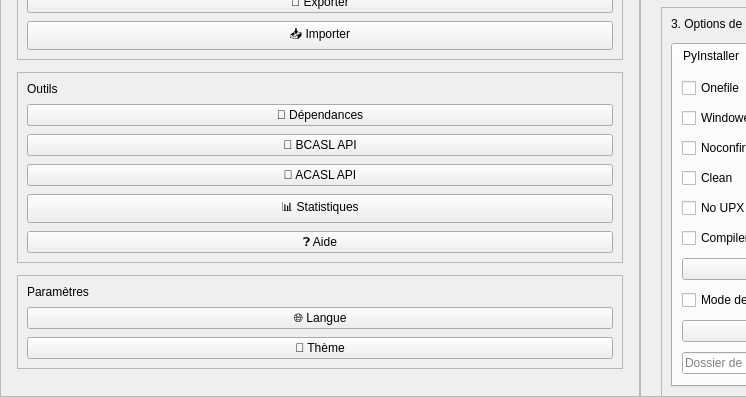
The window that ui/ui_design.ui (raidos23/PyCompiler_ARK) describes before a commit, drawn with Qt 5; both pictures show x 0 to 746 and y 323 to 720 of the 1280 by 720 pixel window.
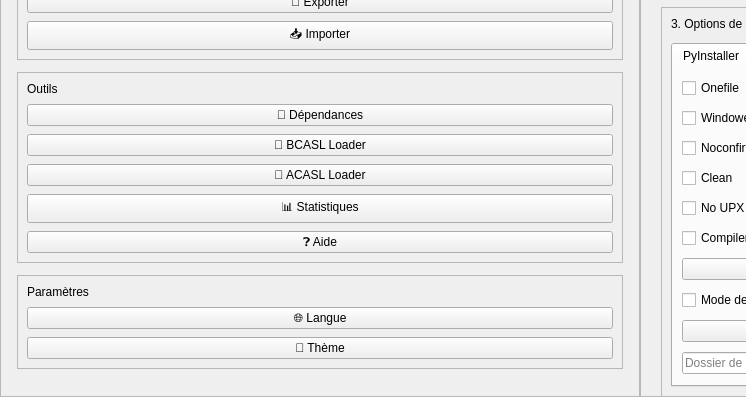
The same window after the commit.

Commit message: modification de l'Ui

The edit to the form file:
```diff
--- a/ui/ui_design.ui
+++ b/ui/ui_design.ui
@@ -211,7 +211,7 @@
           <item>
            <widget class="QPushButton" name="btn_api_loader">
             <property name="text">
-             <string>🔌 BCASL API</string>
+             <string>🔌 BCASL Loader</string>
             </property>
             <property name="toolTip">
              <string>Charger BCASL API Loader</string>
@@ -221,7 +221,7 @@
           <item>
            <widget class="QPushButton" name="btn_acasl_loader">
             <property name="text">
-             <string>🔌 ACASL API</string>
+             <string>🔌 ACASL Loader</string>
             </property>
             <property name="toolTip">
              <string>Charger ACASL API Loader</string>
```
Left out of the diff: 4 changed lines with no effect on the pictures.
